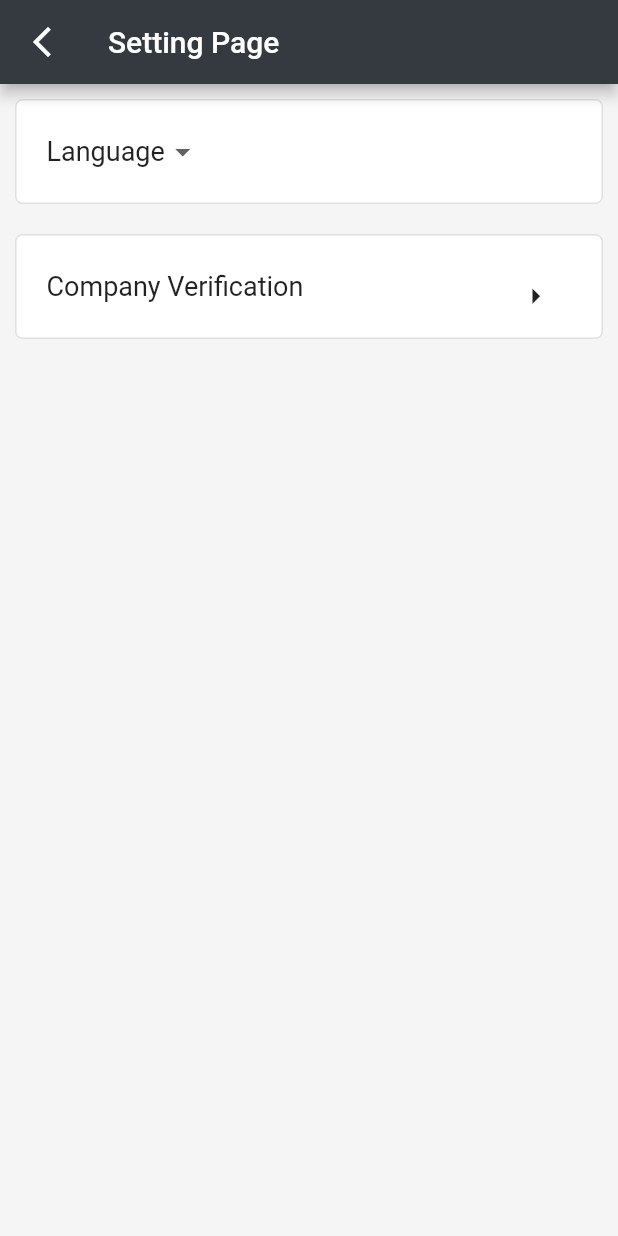
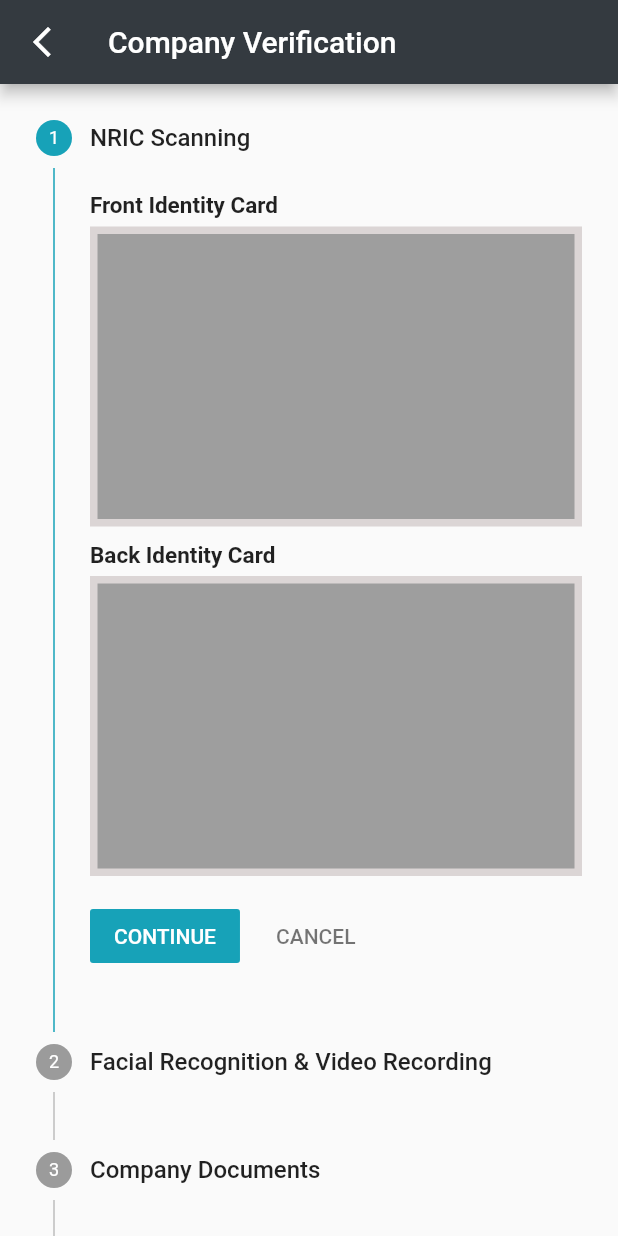
Before and after one commit to Pingggggzi/test_project_emotion_office, a Flutter app: the EmployerSetting screen opened directly, after a tap on the "arrow right" icon, on a phone screen of 412 x 824 dp. Run offline on Flutter 3.47's test engine with Material 2 defaults, Android fonts, the phone set to English and light mode, and no system bars; our stand-ins replace chewie, file_picker, fl_chart, fluttertoast, image_picker, video_player; missing offline and left inert: flutter_vlc_player.

Commit message:
update advertise page and add verification page

```diff
--- /dev/null
+++ b/lib/screens/companyVerify.dart
@@ -0,0 +1,213 @@
+import 'package:flutter/material.dart';
+import 'package:test_project_emotion/screens/employerSetting.dart';
+import 'package:test_project_emotion/widgets/mytextformField.dart';
+
+class CompanyVerification extends StatefulWidget {
+  @override
+  State<CompanyVerification> createState() => _CompanyVerificationState();
+}
+
+class _CompanyVerificationState extends State<CompanyVerification> {
+  int currentStep = 0;
+  final TextEditingController companyName = TextEditingController();
+  final TextEditingController companyAddress = TextEditingController();
+
+  @override
+  Widget build(BuildContext context) {
+    return Scaffold(
+      appBar: AppBar(
+        leading: IconButton(
+            icon: Icon(Icons.arrow_back_ios_new),
+            onPressed: () {
+              Navigator.of(context).pushReplacement(
+                  MaterialPageRoute(builder: (ctx) => EmployerSetting()));
+            }),
+        title: Text("Company Verification"),
+        backgroundColor: Color.fromARGB(255, 52, 58, 64),
+      ),
+      body: ListView(
+        shrinkWrap: true,
+        children: [
+          Theme(
+            data: Theme.of(context).copyWith(
+                colorScheme: const ColorScheme.light(
+                    primary: Color.fromARGB(255, 23, 162, 184))),
+            child: Stepper(
+                physics: ClampingScrollPhysics(),
+                currentStep: currentStep,
+                onStepTapped: (index) {
+                  setState(() {
+                    currentStep = index;
+                  });
+                },
+                onStepContinue: () {
+                  if (currentStep != 3) {
+                    setState(() {
+                      currentStep++;
+                    });
+                  }
+                },
+                onStepCancel: () {
+                  if (currentStep != 0) {
+                    setState(() {
+                      currentStep--;
+                    });
+                  }
+                },
+                steps: [
+                  Step(
+                      isActive: currentStep >= 0,
+                      title: Text(
+                        'NRIC Scanning',
+                        style: TextStyle(fontSize: 16),
+                      ),
+                      content: Column(
+                        crossAxisAlignment: CrossAxisAlignment.start,
+                        children: [
+                          Text(
+                            'Front Identity Card',
+                            style: TextStyle(
+                                fontSize: 15, fontWeight: FontWeight.bold),
+                          ),
+                          SizedBox(
+                            height: 5,
+                          ),
+                          Container(
+                            height: 200,
+                            width: double.infinity,
+                            decoration: BoxDecoration(
+                                color: Colors.grey,
+                                border: Border.all(
+                                    color: Color.fromARGB(255, 219, 213, 213),
+                                    width: 5.0)),
+                          ),
+                          SizedBox(
+                            height: 10,
+                          ),
+                          Text(
+                            'Back Identity Card',
+                            style: TextStyle(
+                                fontSize: 15, fontWeight: FontWeight.bold),
+                          ),
+                          SizedBox(
+                            height: 5,
+                          ),
+                          Container(
+                            height: 200,
+                            width: double.infinity,
+                            decoration: BoxDecoration(
+                                color: Colors.grey,
+                                border: Border.all(
+                                    color: Color.fromARGB(255, 219, 213, 213),
+                                    width: 5.0)),
+                          ),
+                        ],
+                      )),
+                  Step(
+                      isActive: currentStep >= 1,
+                      title: Text(
+                        'Facial Recognition & Video Recording',
+                        style: TextStyle(fontSize: 16),
+                      ),
+                      content: Column(
+                        crossAxisAlignment: CrossAxisAlignment.start,
+                        children: [
+                          Text(
+                            'Video Recording Section',
+                            style: TextStyle(
+                                fontSize: 15, fontWeight: FontWeight.bold),
+                          ),
+                          SizedBox(
+                            height: 5,
+                          ),
+                          Container(
+                            height: 200,
+                            width: double.infinity,
+                            decoration: BoxDecoration(
+                                border: Border.all(color: Colors.black12)),
+                          ),
+                          SizedBox(
+                            height: 5,
+                          ),
+                          ElevatedButton(
+                              onPressed: () {}, child: Text('Start Recording')),
+                          SizedBox(
+                            height: 10,
+                          ),
+                          Text(
+                            'Snapshot Selfie Section',
+                            style: TextStyle(
+                                fontSize: 15, fontWeight: FontWeight.bold),
+                          ),
+                          SizedBox(
+                            height: 5,
+                          ),
+                          Container(
+                            height: 200,
+                            width: double.infinity,
+                            decoration: BoxDecoration(
+                                border: Border.all(color: Colors.black12)),
+                          ),
+                          SizedBox(
+                            height: 5,
+                          ),
+                          ElevatedButton(
+                              onPressed: () {}, child: Text('Take Selfie')),
+                        ],
+                      )),
+                  Step(
+                      isActive: currentStep >= 2,
+                      title: Text(
+                        'Company Documents',
+                        style: TextStyle(fontSize: 16),
+                      ),
+                      content: Column(
+                        crossAxisAlignment: CrossAxisAlignment.start,
+                        children: [
+                          Text(
+                            'Company Name',
+                            style: TextStyle(
+                                fontSize: 15, fontWeight: FontWeight.bold),
+                          ),
+                          SizedBox(
+                            height: 5,
+                          ),
+                          MyTextFormField(
+                              controller: companyName,
+                              name: 'Enter Company Name'),
+                          SizedBox(
+                            height: 10,
+                          ),
+                          Text(
+                            'Company Address',
+                            style: TextStyle(
+                                fontSize: 15, fontWeight: FontWeight.bold),
+                          ),
+                          SizedBox(
+                            height: 5,
+                          ),
+                          MyTextFormField(
+                              controller: companyAddress,
+                              name: 'Enter Company Address')
+                        ],
+                      )),
+                  Step(
+                      isActive: currentStep >= 3,
+                      title: Text(
+                        'Finish',
+                        style: TextStyle(fontSize: 16),
+                      ),
+                      content: Container(
+                        child: Text(
+                          'Thank you for your time to verify !',
+                          style: TextStyle(
+                              fontSize: 16, fontWeight: FontWeight.bold),
+                        ),
+                      )),
+                ]),
+          )
+        ],
+      ),
+    );
+  }
+}
--- a/lib/screens/employerSetting.dart
+++ b/lib/screens/employerSetting.dart
@@ -1,4 +1,5 @@
 import 'package:flutter/material.dart';
+import 'package:test_project_emotion/screens/companyVerify.dart';
 import 'package:test_project_emotion/screens/employerHomepage.dart';
 
 class EmployerSetting extends StatefulWidget {
@@ -90,8 +91,8 @@ class _EmployerSettingState extends State<EmployerSetting> {
                       size: 25,
                     ),
                     onPressed: () {
-                      // Navigator.of(context).pushReplacement(MaterialPageRoute(
-                      //     builder: (ctx) => Passwordsetting()));
+                      Navigator.of(context).pushReplacement(MaterialPageRoute(
+                          builder: (ctx) => CompanyVerification()));
                     },
                   )
                 ],
```
Also changed, not shown: lib/screens/advertise.dart (+51 -8 lines).
